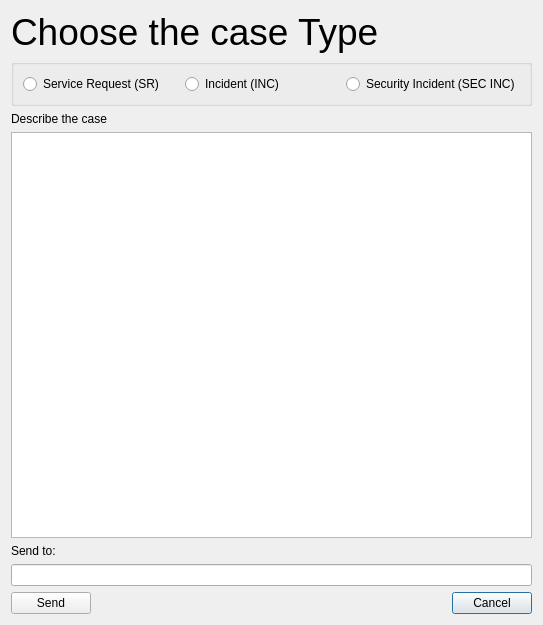
First picture: the form in PT-Helpdesk-Client/reportdialog.ui, repository lukpro681/PT-Helpdesk, before the edit.
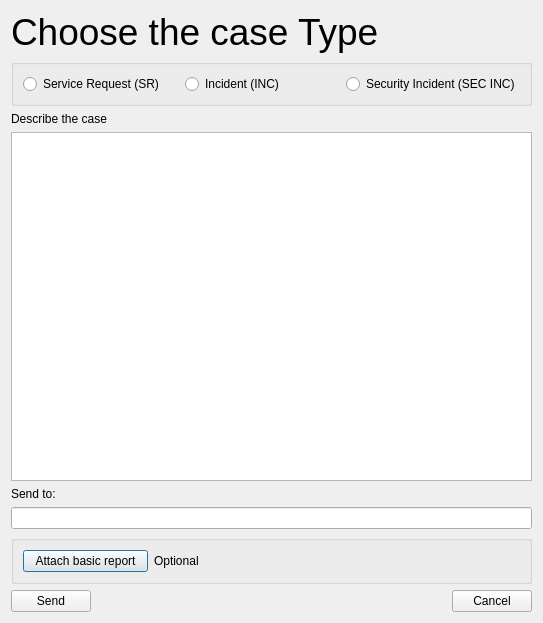
Second picture: the form after the edit.

```diff
--- a/PT-Helpdesk-Client/reportdialog.ui
+++ b/PT-Helpdesk-Client/reportdialog.ui
@@ -7,7 +7,7 @@
     <x>0</x>
     <y>0</y>
     <width>543</width>
-    <height>625</height>
+    <height>623</height>
    </rect>
   </property>
   <property name="minimumSize">
@@ -92,12 +92,12 @@
      <property name="minimumSize">
       <size>
        <width>0</width>
-       <height>375</height>
+       <height>310</height>
       </size>
      </property>
     </widget>
    </item>
-   <item row="4" column="0">
+   <item row="7" column="0">
     <widget class="QLabel" name="infoLabel3">
      <property name="maximumSize">
       <size>
@@ -110,7 +110,55 @@
      </property>
     </widget>
    </item>
-   <item row="8" column="1">
+   <item row="8" column="0" colspan="2">
+    <widget class="QLineEdit" name="sendToText">
+     <property name="text">
+      <string/>
+     </property>
+    </widget>
+   </item>
+   <item row="10" column="0" colspan="2">
+    <widget class="QGroupBox" name="groupBox_2">
+     <property name="font">
+      <font>
+       <kerning>true</kerning>
+      </font>
+     </property>
+     <property name="title">
+      <string/>
+     </property>
+     <layout class="QHBoxLayout" name="horizontalLayout_4">
+      <item>
+       <widget class="QPushButton" name="addOptionalReport">
+        <property name="maximumSize">
+         <size>
+          <width>125</width>
+          <height>16777215</height>
+         </size>
+        </property>
+        <property name="text">
+         <string>Attach basic report</string>
+        </property>
+       </widget>
+      </item>
+      <item>
+       <widget class="QLabel" name="optionalLabel">
+        <property name="text">
+         <string>Optional</string>
+        </property>
+       </widget>
+      </item>
+     </layout>
+    </widget>
+   </item>
+   <item row="11" column="0">
+    <widget class="QPushButton" name="pushButton">
+     <property name="text">
+      <string>Send</string>
+     </property>
+    </widget>
+   </item>
+   <item row="11" column="1">
     <widget class="QDialogButtonBox" name="buttonBox">
      <property name="orientation">
       <enum>Qt::Horizontal</enum>
@@ -120,20 +168,6 @@
      </property>
     </widget>
    </item>
-   <item row="5" column="0" colspan="2">
-    <widget class="QLineEdit" name="sendToText">
-     <property name="text">
-      <string/>
-     </property>
-    </widget>
-   </item>
-   <item row="8" column="0">
-    <widget class="QPushButton" name="pushButton">
-     <property name="text">
-      <string>Send</string>
-     </property>
-    </widget>
-   </item>
   </layout>
  </widget>
  <resources/>
```
